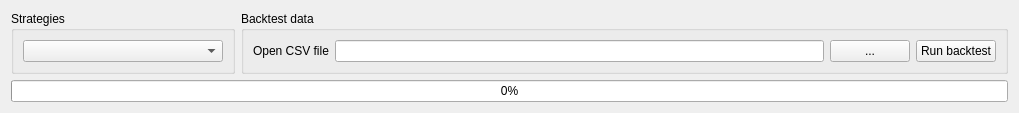
Skinok/backtrader-pyqt-ui, file ui/strategyTester.ui: the form before one commit.
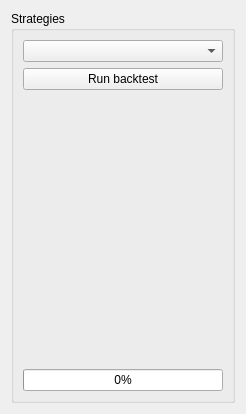
The form after the commit.

Commit message: Lot of changes in UI stylesheet and colors

```diff
--- a/ui/strategyTester.ui
+++ b/ui/strategyTester.ui
@@ -6,8 +6,8 @@
    <rect>
     <x>0</x>
     <y>0</y>
-    <width>1019</width>
-    <height>108</height>
+    <width>238</width>
+    <height>414</height>
    </rect>
   </property>
   <property name="windowTitle">
@@ -36,36 +36,30 @@
         </property>
        </widget>
       </item>
-     </layout>
-    </widget>
-   </item>
-   <item row="0" column="1">
-    <widget class="QGroupBox" name="groupBox_2">
-     <property name="title">
-      <string>Backtest data</string>
-     </property>
-     <layout class="QGridLayout" name="gridLayout_3">
-      <item row="0" column="1">
-       <widget class="QLineEdit" name="loadDataFileLE"/>
-      </item>
-      <item row="0" column="0">
-       <widget class="QLabel" name="label">
-        <property name="text">
-         <string>Open CSV file</string>
+      <item row="2" column="0">
+       <spacer name="verticalSpacer_2">
+        <property name="orientation">
+         <enum>Qt::Vertical</enum>
         </property>
-       </widget>
+        <property name="sizeHint" stdset="0">
+         <size>
+          <width>20</width>
+          <height>40</height>
+         </size>
+        </property>
+       </spacer>
       </item>
-      <item row="0" column="2">
-       <widget class="QPushButton" name="openDataPB">
-        <property name="text">
-         <string>...</string>
+      <item row="3" column="0">
+       <widget class="QProgressBar" name="runningStratPB">
+        <property name="value">
+         <number>0</number>
         </property>
        </widget>
       </item>
-      <item row="0" column="3">
+      <item row="1" column="0">
        <widget class="QPushButton" name="runBacktestPB">
         <property name="sizePolicy">
-         <sizepolicy hsizetype="Minimum" vsizetype="Expanding">
+         <sizepolicy hsizetype="Minimum" vsizetype="Preferred">
           <horstretch>0</horstretch>
           <verstretch>0</verstretch>
          </sizepolicy>
@@ -78,13 +72,6 @@
      </layout>
     </widget>
    </item>
-   <item row="1" column="0" colspan="2">
-    <widget class="QProgressBar" name="runningStratPB">
-     <property name="value">
-      <number>0</number>
-     </property>
-    </widget>
-   </item>
   </layout>
  </widget>
  <resources/>
```
The commit also changes 7 other files.
